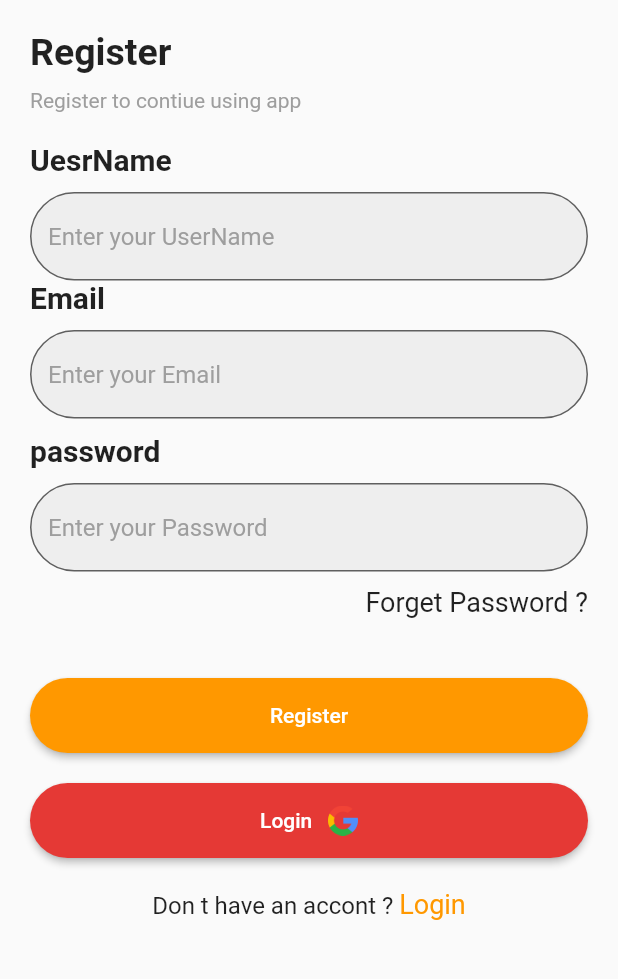
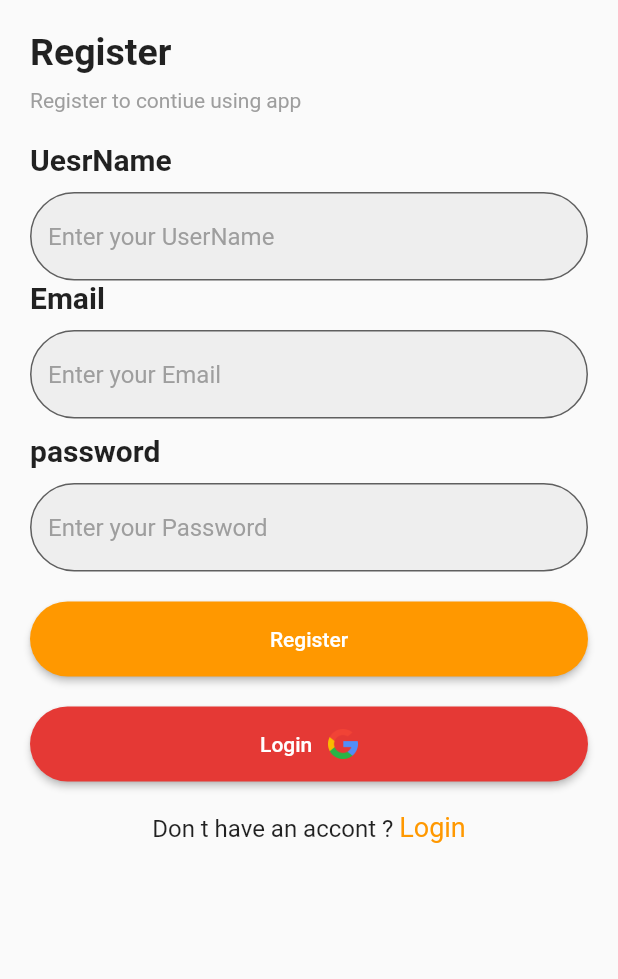
Before and after one commit to AbdallaSalah200/test_app, a Flutter app: the SignUp screen opened by its route, on a phone screen of 412 x 824 dp, the part 225-1204 px from its top. Run offline on Flutter 3.47's test engine with Material 2 defaults, Android fonts, the phone set to English and light mode, and no system bars; our stand-ins replace awesome_dialog, firebase_auth, firebase_core, google_sign_in; accounts and stored records are empty.

```diff
--- a/lib/views/auth/sign_up.dart
+++ b/lib/views/auth/sign_up.dart
@@ -82,15 +82,15 @@ class _SignUpState extends State<SignUp> {
           }
          },
          ) ,
-        const  Padding(
-           padding:  EdgeInsets.only(top: 10,bottom: 20),
-           child: Text("Forget Password ?",style: TextStyle(
-            fontSize: 18,
+        // const  Padding(
+        //    padding:  EdgeInsets.only(top: 10,bottom: 20),
+        //    child: Text("Forget Password ?",style: TextStyle(
+        //     fontSize: 18,
 
-           ),
-           textAlign: TextAlign.right,
-           ),
-         ),
+        //    ),
+        //    textAlign: TextAlign.right,
+        //    ),
+        //  ),
           const SizedBox(
           height: 20,
            ),
```
Also changed, not shown: lib/views/auth/login.dart (+40 -6 lines).
